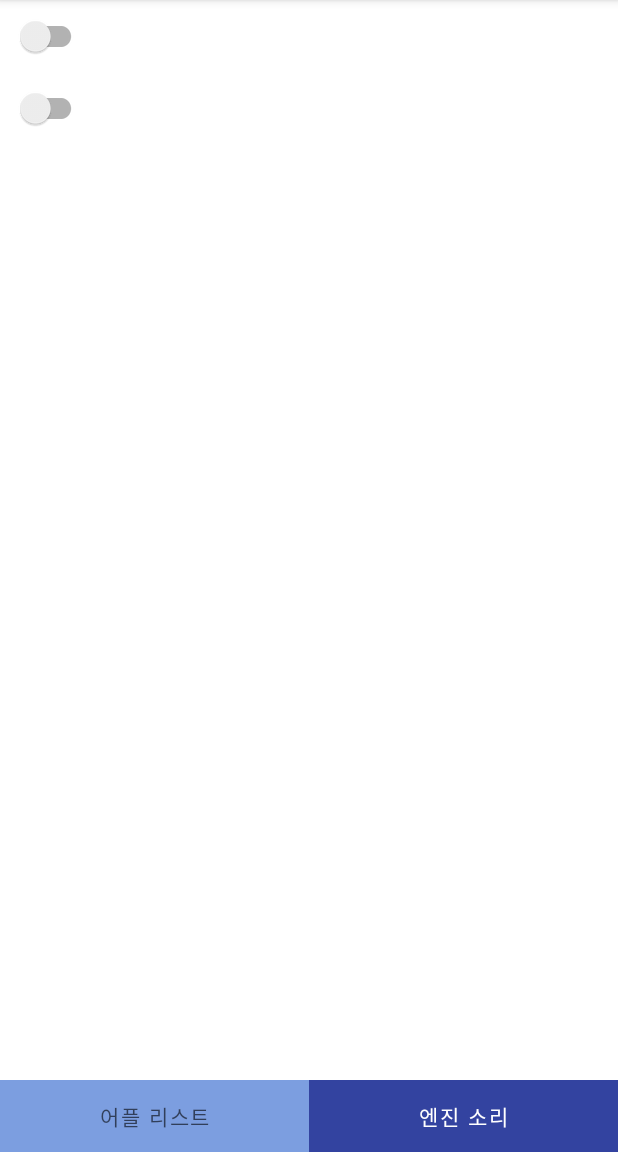
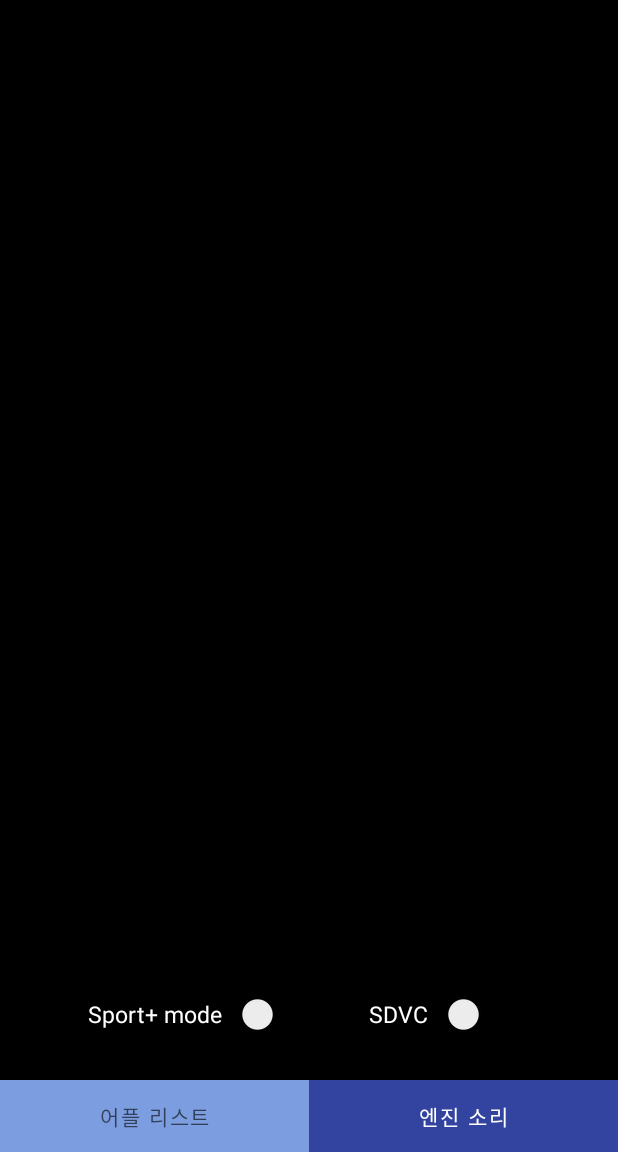
Before and after one commit to mad-camp-2020-winter/3rd-week, an Android app: the screen it shows after launch (MainActivity), item 2 of the bottom bar chosen, on a phone screen of 412 x 824 dp, the part 84-1236 px from its top. Run offline under Robolectric (Android 15) with nearby library versions, the phone set to English and light mode, and no system bars; libraries missing offline, so code that uses them is left out: com.kyleduo.switchbutton; plain views replace SwitchButton; 12 statements that could not run were skipped.

Commit message:
Complete Sound fragment

```diff
--- a/app/src/main/java/com/example/bongorghini/fragment/EngineSelectFragment.kt
+++ b/app/src/main/java/com/example/bongorghini/fragment/EngineSelectFragment.kt
@@ -13,14 +13,12 @@ import android.location.LocationListener
 import android.location.LocationManager
 import android.os.Bundle
 import android.os.IBinder
+import android.preference.PreferenceManager
 import android.util.Log
 import android.view.LayoutInflater
 import android.view.View
 import android.view.ViewGroup
-import android.widget.Button
-import android.widget.CompoundButton
-import android.widget.TextView
-import android.widget.Toast
+import android.widget.*
 import androidx.core.app.ActivityCompat
 import androidx.core.content.ContextCompat
 import androidx.fragment.app.Fragment
@@ -116,31 +114,43 @@ class EngineSelectFragment : Fragment() {
             return viewOfLayout
         }
 
+        //  Preference 불러오기 ________________________________________________________
+        val sharedPreferences = myContext.getPreferences(Context.MODE_PRIVATE)
 
-        // 디버깅용 ___________________________________________________________________
-//
-//        val locationLog = viewOfLayout.findViewById<TextView>(R.id.locationLog)
-//
-//        val gpsButton = viewOfLayout.findViewById<Button>(R.id.gpsButton)
-//
-//        gpsButton.setOnClickListener {
-//            myService.startForeGroundService()
-//        }
-//
-//        val stopButton = viewOfLayout.findViewById<Button>(R.id.stopButton)
-//
-//        stopButton.setOnClickListener{
-//            myService.stopForegroundService()
-//        }
+        var serviceState = sharedPreferences.getBoolean("GPSrunning", false)
+        with (sharedPreferences.edit()) {
+             putBoolean("GPSrunning", serviceState)
+            commit()
+        }
 
-        // 실제사용 ___________________________________________________________________
+        // 스위치들 ___________________________________________________________________
         val rangeButton = viewOfLayout.findViewById<SwitchButton>(R.id.rangeButton)
+        val switcher = viewOfLayout.findViewById<ViewSwitcher>(R.id.switcher)
+        if (serviceState) {
+            switcher.showNext()
+        }
+
+        Log.d("Servicestate", serviceState.toString())
+
+        rangeButton.isChecked = serviceState
+
         rangeButton.setOnCheckedChangeListener(object: CompoundButton.OnCheckedChangeListener{
             override fun onCheckedChanged(buttonView: CompoundButton?, isChecked: Boolean) {
+
                 if (isChecked) {
                     myService.startForeGroundService()
+                    with (sharedPreferences.edit()) {
+                        putBoolean("GPSrunning", true)
+                        commit()
+                    }
+                    switcher.showNext()
                 } else {
                     myService.stopForegroundService()
+                    with (sharedPreferences.edit()) {
+                        putBoolean("GPSrunning", false)
+                        commit()
+                    }
+                    switcher.showPrevious()
                 }
             }
         })
--- a/app/src/main/res/layout/fragment_engine_select.xml
+++ b/app/src/main/res/layout/fragment_engine_select.xml
@@ -3,13 +3,50 @@
     xmlns:tools="http://schemas.android.com/tools"
     android:layout_width="match_parent"
     android:layout_height="match_parent"
-    tools:context=".fragment.EngineSelectFragment">
+    tools:context=".fragment.EngineSelectFragment"
+    android:background="@color/black">
 
 
     <LinearLayout
         android:layout_width="match_parent"
         android:layout_height="match_parent"
-        android:orientation="vertical">
+        android:orientation="vertical"
+        android:gravity="center">
+
+
+        <ViewSwitcher
+            android:layout_width="350dp"
+            android:layout_height="350dp"
+            android:inAnimation="@android:anim/fade_in"
+            android:outAnimation="@android:anim/fade_out"
+            android:id="@+id/switcher">
+
+            <ImageView
+                android:layout_width="match_parent"
+                android:layout_height="match_parent"
+                android:src="@color/black"/>
+
+            <ImageView
+                android:layout_width="match_parent"
+                android:layout_height="match_parent"
+                android:src="@drawable/sound_on_image"/>
+
+        </ViewSwitcher>
+    </LinearLayout>
+
+    <LinearLayout
+        android:layout_width="match_parent"
+        android:layout_height="wrap_content"
+        android:layout_gravity="bottom"
+        android:gravity="center"
+        android:layout_marginBottom="20dp">
+
+        <TextView
+            android:layout_width="wrap_content"
+            android:layout_height="wrap_content"
+            android:text="Sport+ mode"
+            android:textColor="@color/white"
+            android:textSize="15dp"/>
 
         <com.kyleduo.switchbutton.SwitchButton
             android:id="@+id/rangeButton"
@@ -17,11 +54,20 @@
             android:layout_width="wrap_content"
             android:layout_height="wrap_content" />
 
+        <TextView
+            android:layout_width="wrap_content"
+            android:layout_height="wrap_content"
+            android:text="SDVC"
+            android:textColor="@color/white"
+            android:textSize="15dp"
+            android:layout_marginLeft = "30dp"/>
+
         <com.kyleduo.switchbutton.SwitchButton
             android:id="@+id/volumeControlButton"
             style="@style/SwitchButtonStyle"
             android:layout_width="wrap_content"
             android:layout_height="wrap_content" />
+
     </LinearLayout>
 
 
```
Also changed, not shown: app/src/main/res/drawable/sound_on_image.png (added).
